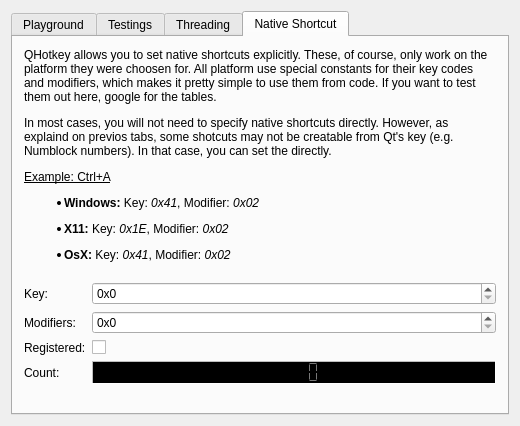
Above: HotkeyTest/hottestwidget.ui from Skycoder42/QHotkey before the change. Below: the same form after it.
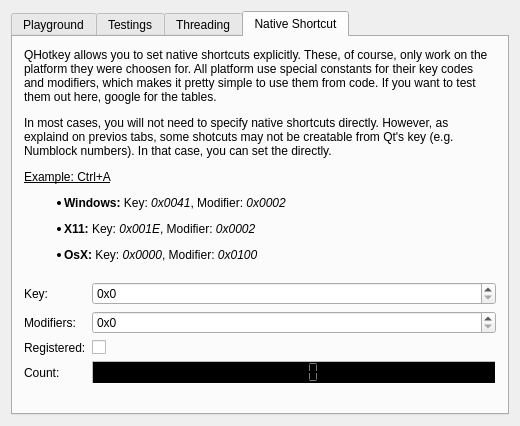
That is the form after the change.

What changed in the file:
```diff
--- a/HotkeyTest/hottestwidget.ui
+++ b/HotkeyTest/hottestwidget.ui
@@ -973,7 +973,7 @@
        <item>
         <widget class="QLabel" name="label_8">
          <property name="text">
-          <string>&lt;html&gt;&lt;head/&gt;&lt;body&gt;&lt;p&gt;QHotkey allows you to set native shortcuts explicitly. These, of course, only work on the platform they were choosen for. All platform use special constants for their key codes and modifiers, which makes it pretty simple to use them from code. If you want to test them out here, google for the tables.&lt;/p&gt;&lt;p&gt;In most cases, you will not need to specify native shortcuts directly. However, as explaind on previos tabs, some shotcuts may not be creatable from Qt's key (e.g. Numblock numbers). In that case, you can set the directly.&lt;/p&gt;&lt;p&gt;&lt;span style=&quot; text-decoration: underline;&quot;&gt;Example: Ctrl+A&lt;/span&gt;&lt;/p&gt;&lt;ul style=&quot;margin-top: 0px; margin-bottom: 0px; margin-left: 0px; margin-right: 0px; -qt-list-indent: 1;&quot;&gt;&lt;li style=&quot; margin-top:12px; margin-bottom:0px; margin-left:0px; margin-right:0px; -qt-block-indent:0; text-indent:0px;&quot;&gt;&lt;span style=&quot; font-weight:600;&quot;&gt;Windows:&lt;/span&gt; Key: &lt;span style=&quot; font-style:italic;&quot;&gt;0x41&lt;/span&gt;, Modifier: &lt;span style=&quot; font-style:italic;&quot;&gt;0x02&lt;/span&gt;&lt;/li&gt;&lt;li style=&quot; margin-top:12px; margin-bottom:0px; margin-left:0px; margin-right:0px; -qt-block-indent:0; text-indent:0px;&quot;&gt;&lt;span style=&quot; font-weight:600;&quot;&gt;X11:&lt;/span&gt; Key: &lt;span style=&quot; font-style:italic;&quot;&gt;0x1E&lt;/span&gt;, Modifier: &lt;span style=&quot; font-style:italic;&quot;&gt;0x02&lt;/span&gt;&lt;/li&gt;&lt;li style=&quot; margin-top:12px; margin-bottom:0px; margin-left:0px; margin-right:0px; -qt-block-indent:0; text-indent:0px;&quot;&gt;&lt;span style=&quot; font-weight:600;&quot;&gt;OsX:&lt;/span&gt; Key: &lt;span style=&quot; font-style:italic;&quot;&gt;0x41&lt;/span&gt;, Modifier: &lt;span style=&quot; font-style:italic;&quot;&gt;0x02&lt;/span&gt;&lt;span style=&quot; text-decoration: underline;&quot;&gt;&lt;br/&gt;&lt;/span&gt;&lt;/li&gt;&lt;/ul&gt;&lt;/body&gt;&lt;/html&gt;</string>
+          <string>&lt;html&gt;&lt;head/&gt;&lt;body&gt;&lt;p&gt;QHotkey allows you to set native shortcuts explicitly. These, of course, only work on the platform they were choosen for. All platform use special constants for their key codes and modifiers, which makes it pretty simple to use them from code. If you want to test them out here, google for the tables.&lt;/p&gt;&lt;p&gt;In most cases, you will not need to specify native shortcuts directly. However, as explaind on previos tabs, some shotcuts may not be creatable from Qt's key (e.g. Numblock numbers). In that case, you can set the directly.&lt;/p&gt;&lt;p&gt;&lt;span style=&quot; text-decoration: underline;&quot;&gt;Example: Ctrl+A&lt;/span&gt;&lt;/p&gt;&lt;ul style=&quot;margin-top: 0px; margin-bottom: 0px; margin-left: 0px; margin-right: 0px; -qt-list-indent: 1;&quot;&gt;&lt;li style=&quot; margin-top:12px; margin-bottom:0px; margin-left:0px; margin-right:0px; -qt-block-indent:0; text-indent:0px;&quot;&gt;&lt;span style=&quot; font-weight:600;&quot;&gt;Windows:&lt;/span&gt; Key: &lt;span style=&quot; font-style:italic;&quot;&gt;0x0041&lt;/span&gt;, Modifier: &lt;span style=&quot; font-style:italic;&quot;&gt;0x0002&lt;/span&gt;&lt;/li&gt;&lt;li style=&quot; margin-top:12px; margin-bottom:0px; margin-left:0px; margin-right:0px; -qt-block-indent:0; text-indent:0px;&quot;&gt;&lt;span style=&quot; font-weight:600;&quot;&gt;X11:&lt;/span&gt; Key: &lt;span style=&quot; font-style:italic;&quot;&gt;0x001E&lt;/span&gt;, Modifier: &lt;span style=&quot; font-style:italic;&quot;&gt;0x0002&lt;/span&gt;&lt;/li&gt;&lt;li style=&quot; margin-top:12px; margin-bottom:0px; margin-left:0px; margin-right:0px; -qt-block-indent:0; text-indent:0px;&quot;&gt;&lt;span style=&quot; font-weight:600;&quot;&gt;OsX:&lt;/span&gt; Key: &lt;span style=&quot; font-style:italic;&quot;&gt;0x0000&lt;/span&gt;, Modifier: &lt;span style=&quot; font-style:italic;&quot;&gt;0x0100&lt;/span&gt;&lt;span style=&quot; text-decoration: underline;&quot;&gt;&lt;br/&gt;&lt;/span&gt;&lt;/li&gt;&lt;/ul&gt;&lt;/body&gt;&lt;/html&gt;</string>
          </property>
          <property name="wordWrap">
           <bool>true</bool>
```
